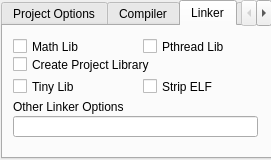
Above: propside/project.ui from parallaxinc/SimpleIDE before the change. Below: the same form after it.
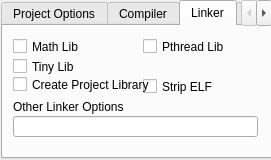
That is the form after the change. Icons and pictures are not drawn.

The edit to the form file:
```diff
--- a/propside/project.ui
+++ b/propside/project.ui
@@ -327,7 +327,7 @@
      <property name="geometry">
       <rect>
        <x>10</x>
-       <y>50</y>
+       <y>30</y>
        <width>121</width>
        <height>21</height>
       </rect>
@@ -372,7 +372,7 @@
      <property name="geometry">
       <rect>
        <x>10</x>
-       <y>30</y>
+       <y>50</y>
        <width>241</width>
        <height>17</height>
       </rect>
```
Left out of the diff: 6 changed lines with no effect on the pictures.
